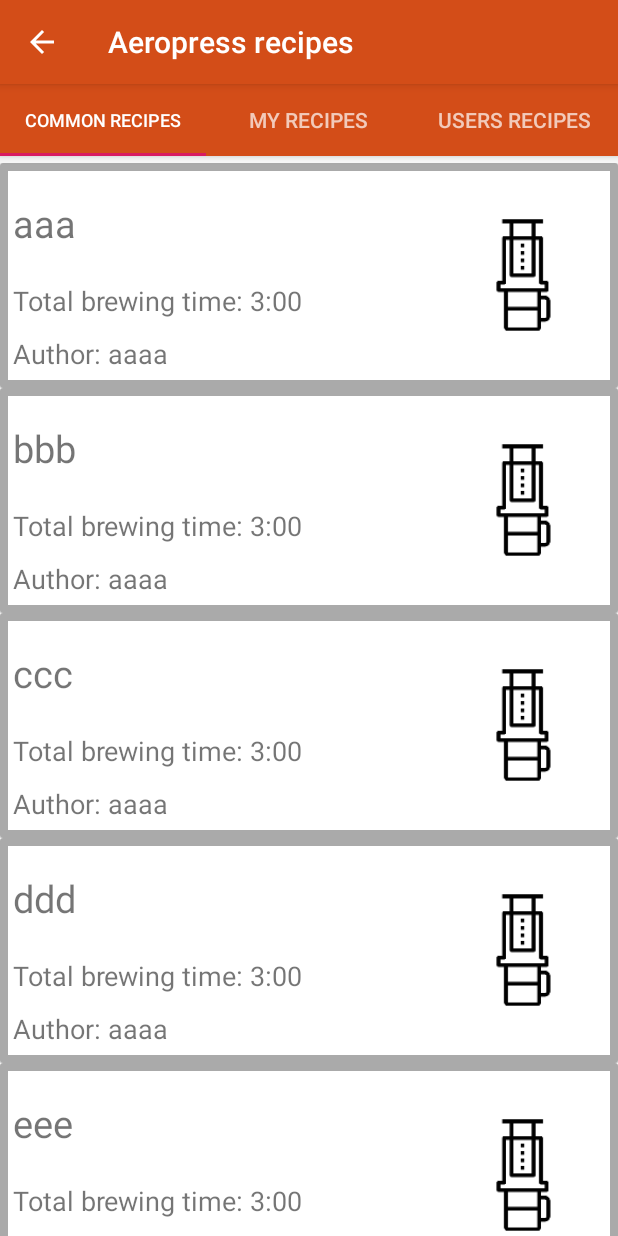
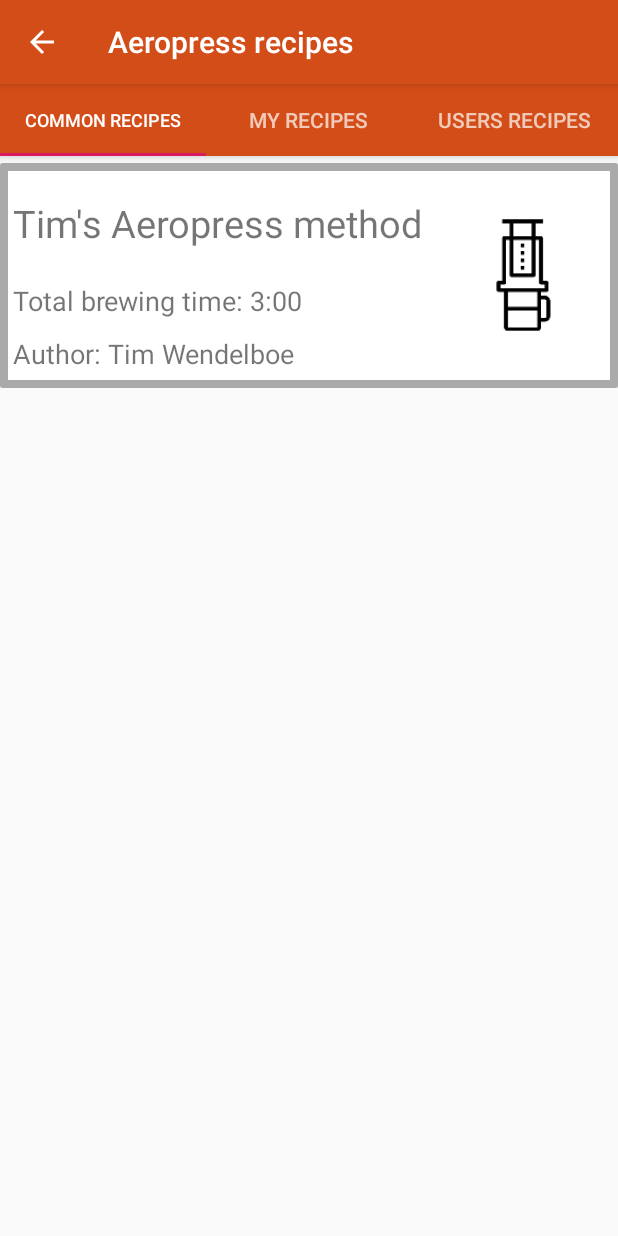
Before and after one commit to MBelniak/BrewMoment, an Android app: the screen it shows after launch (AllRecipesListActivity), after a tap on "Aeropress", on a phone screen of 412 x 824 dp. Run offline under Robolectric (Android 15) with nearby library versions, the phone set to English and light mode, and no system bars; our stand-ins replace Firebase (no records; nobody signed in at launch, a user with empty details on screens opened directly), navigation-ui.

Commit message:
Fixed some bugs, add one step, added total water

```diff
--- a/app/src/main/java/com/rubik/brewmoment/model/EqTypeEnum.kt
+++ b/app/src/main/java/com/rubik/brewmoment/model/EqTypeEnum.kt
@@ -1,7 +1,7 @@
 package com.rubik.brewmoment.model
 
 enum class EqTypeEnum(val EqName: String) {
-    AEROPRESS("Aeropress"), DRIP("Drip"), FRENCH_PRESS("French press"), CHEMEX("Chemex");
+    AEROPRESS("Aeropress"), DRIP("Drip"), FRENCH_PRESS("French Press"), CHEMEX("Chemex");
 
     companion object {
         fun stringArray(): Array<String> {
--- a/app/src/main/java/com/rubik/brewmoment/model/data/CommonRecipesData.kt
+++ b/app/src/main/java/com/rubik/brewmoment/model/data/CommonRecipesData.kt
@@ -2,7 +2,7 @@ package com.rubik.brewmoment.model.data
 
 import com.rubik.brewmoment.model.EqTypeEnum
 import com.rubik.brewmoment.model.GrindLevelEnum
-import com.rubik.brewmoment.model.step.WaitStep
+import com.rubik.brewmoment.model.step.*
 
 object CommonRecipesData {
 
@@ -20,46 +20,83 @@ object CommonRecipesData {
 //    }
 
     private val recipeList = arrayListOf(Recipe(
-        "aaa", "aaaa", "aaaa", "desc",
-        EqTypeEnum.AEROPRESS, 3, 0,
-        GrindLevelEnum.MEDIUM, 90f, 0f, listOf(WaitStep("aaa", 1, 30),
-            WaitStep("aaa", 1, 30),
-            WaitStep("aaa", 1, 30)), false, isDefault = true, key = "0"
-    )
+        "The Ultimate V60 Technique", "James Hoffmann", "",
+        "Universal drip recipe published on James' YouTube channel.",
+        EqTypeEnum.DRIP, 3, 30,
+        GrindLevelEnum.FINE, 95f, 30f,
+        totalWater = 500f, steps = listOf(
+            CustomStep("Rinse paper filter with water just off the boil."),
+            CustomStep("Put grounds to V60 and create well in the middle of them."),
+            CustomStep("Start timer."),
+            PourOverStep("Then, swirl the dripper.", 10, 60),
+            WaitStep("", 0, 45),
+            PourOverStep("", 30, 240),
+            WaitStep("", 1, 15),
+            StirStep("Once anti-clockwise, once clockwise, with a spoon."),
+            PourOverStep("", 30, 200),
+            WaitStep("Let the water draw down.", 3,     30)),
+        isShared = false, isDefault = true, key = "0")
     , Recipe(
-            "bbb", "aaaa", "aaaa", "desc",
-            EqTypeEnum.AEROPRESS, 3, 0,
-            GrindLevelEnum.MEDIUM, 90f, 0f, listOf(WaitStep("aaa", 1, 30),
-                WaitStep("aaa", 1, 30),
-                WaitStep("aaa", 1, 30)), false, isDefault = true, key = "1"
+            "Sottt Rao's V60 method", "Scott Rao", "",
+            "Drip V60 recipe published on Scott's YouTube channel.",
+            EqTypeEnum.DRIP, 3, 0,
+            GrindLevelEnum.MEDIUM, 95f,  22f, totalWater = 360f, steps =
+            listOf(
+                CustomStep("Rinse paper filter with water just off the boil."),
+                CustomStep("Put grounds to V60."),
+                CustomStep("Start timer."),
+                PourOverStep("Then, excavate the coffee with a spoon.", 10, 66),
+                WaitStep("", 0, 45),
+                PourOverStep("", 30, 294),
+                StirStep("One gentle rotation."),
+                WaitStep("Let the water draw down.", 3, 0)),
+            isShared = false, isDefault = true, key = "1")
+    , Recipe(
+                "The Ultimate French Press Technique", "James Hoffmann", "",
+            "Simple and universal Franch Press method.",
+            EqTypeEnum.FRENCH_PRESS, 3, 0,
+            GrindLevelEnum.COARSE, 97f, 30f, totalWater = 500f, steps =
+            listOf(
+                CustomStep("Put grounds int to Franch Press."),
+                PourOverStep("", 30, 500),
+                WaitStep("", 4, 0),
+                StirStep("Stir crust and then scoop up foam and coffee bits off the top."),
+                WaitStep("Wait 5-8 minutes. You can make a breakfast.", 8, 0),
+                PressFrenchStep("Press just to the edge of the drink.", 0)),
+            isShared = false, isDefault = true, key = "2"
         )
     , Recipe(
-            "ccc", "aaaa", "aaaa", "desc",
+            "The Chemex technique", "James Hoffmann", "",
+            "Simple and universal chemex method",
+            EqTypeEnum.CHEMEX, 4, 0,
+            GrindLevelEnum.COARSE, 95f, 30f, totalWater = 500f, steps =
+            listOf(
+                CustomStep("Rinse paper filter with water just off the boil."),
+                CustomStep("Put grounds to the chemex and create well in the middle of them."),
+                CustomStep("Start timer."),
+                PourOverStep("Then, swirl the chemex.", 15, 60),
+                WaitStep("", 0, 45),
+                PourOverStep("", 30, 240),
+                WaitStep("", 1, 30),
+                StirStep("Once anti-clockwise, once clockwise, with a spoon."),
+                PourOverStep("", 30, 200),
+                WaitStep("Let the water draw down.", 4,     0)),
+            isShared = false, isDefault = true, key = "3")
+    , Recipe(
+            "Tim's Aeropress method", "Tim Wendelboe", "",
+            "Basic Aeropress recipe from the coffee roasting champion.",
             EqTypeEnum.AEROPRESS, 3, 0,
-            GrindLevelEnum.MEDIUM, 90f, 0f, listOf(WaitStep("aaa", 1, 30),
-                WaitStep("aaa", 1, 30),
-                WaitStep("aaa", 1, 30)), false, isDefault = true, key = "2"
-        )
-    , Recipe(
-            "ddd", "aaaa", "aaaa", "desc",
-            EqTypeEnum.AEROPRESS, 3, 0,
-            GrindLevelEnum.MEDIUM, 90f, 0f, listOf(WaitStep("aaa", 1, 30),
-                WaitStep("aaa", 1, 30),
-                WaitStep("aaa", 1, 30)), false, isDefault = true, key = "3"
-        )
-    , Recipe(
-            "eee", "aaaa", "aaaa", "desc",
-            EqTypeEnum.AEROPRESS, 3, 0,
-            GrindLevelEnum.MEDIUM, 90f, 0f, listOf(WaitStep("aaa", 1, 30),
-                WaitStep("aaa", 1, 30),
-                WaitStep("aaa", 1, 30)), false, isDefault = true, key = "4"
-        )
-    , Recipe(
-            "fff", "aaaa", "aaaa", "desc",
-            EqTypeEnum.AEROPRESS, 3, 0,
-            GrindLevelEnum.MEDIUM, 90f, 0f, listOf(WaitStep("aaa", 1, 30),
-                WaitStep("aaa", 1, 30),
-                WaitStep("aaa", 1, 30)), isShared = false, isDefault = true, key = "5"
+            GrindLevelEnum.VERY_FINE, 90f, 14f, totalWater = 200f, steps =
+            listOf(
+                CustomStep("Set the Aeropress for a non-inverted method."),
+                CustomStep("Rinse the filter."),
+                CustomStep("Put grounds into the Aeropress. Start timer."),
+                PourOverStep("", 10, 200),
+                StirStep("Stir 3 times. Clog the Aeropress with the plunger."),
+                WaitStep("", 1, 0),
+                StirStep("Stir once"),
+                PressAeroStep("", 25)),
+            isShared = false, isDefault = true, key = "4"
         ))
 
     fun getAll(): List<Recipe>
@@ -78,7 +115,7 @@ object CommonRecipesData {
         return Recipe(
             "Sample Recipe", "Noone", "", "Sample description",
             EqTypeEnum.AEROPRESS, 3, 0,
-            GrindLevelEnum.MEDIUM, 90f, 0f, listOf(WaitStep("", 1, 30),
+            GrindLevelEnum.MEDIUM, 90f, 0f, totalWater = 0f, steps = listOf(WaitStep("", 1, 30),
                 WaitStep("aaa", 1, 30),
                 WaitStep("aaa", 1, 30)), isShared = false, isDefault = true
         )
--- a/app/src/main/java/com/rubik/brewmoment/model/data/Recipe.kt
+++ b/app/src/main/java/com/rubik/brewmoment/model/data/Recipe.kt
@@ -17,6 +17,7 @@ class Recipe(
     var grindLevel: GrindLevelEnum = GrindLevelEnum.MEDIUM,
     var temperature: Float = 0f,
     var dose: Float = 0f,
+    var totalWater: Float = 0f,
     var steps: List<Step> = listOf(),
     var isShared: Boolean = true,
     var isDefault: Boolean = false,
@@ -38,20 +39,4 @@ class Recipe(
         return result.toString()
     }
 
-//    fun getGrindLevel(): String {
-//        return grindLevel.name
-//    }
-//
-//    fun setGrindLevel(grindLevel: String) {
-//        this.grindLevel = GrindLevelEnum.valueOf(grindLevel)
-//    }
-//
-//    fun getEquipment(): String {
-//        return equipment.name
-//    }
-//
-//    fun setEquipment(equipment: String) {
-//        this.equipment = EqTypeEnum.valueOf(equipment)
-//    }
-
 }
--- a/app/src/main/java/com/rubik/brewmoment/model/step/CustomStep.kt
+++ b/app/src/main/java/com/rubik/brewmoment/model/step/CustomStep.kt
@@ -1,5 +1,7 @@
 package com.rubik.brewmoment.model.step
 
-class CustomStep(override var authorsTips: String = "") : Step() {
+class CustomStep(authorsTips: String = "") : Step() {
+    override var authorsTips = authorsTips
+        get() = ""
     override var description: String = authorsTips
 }
--- a/app/src/main/java/com/rubik/brewmoment/model/step/GrindStep.kt
+++ b/app/src/main/java/com/rubik/brewmoment/model/step/GrindStep.kt
@@ -7,5 +7,5 @@ class GrindStep(override var authorsTips: String = "",
                 grindLevel: GrindLevelEnum = GrindLevelEnum.MEDIUM,
                 dose: Float = 0f): Step() {
     override var description: String = "grind your beans ${grindLevel.grindLevel[0].toLowerCase() + grindLevel.grindLevel.substring(1)} " +
-            "using dose ${NumberFormat.getInstance().format(dose)}g/100ml."
+            "using ${NumberFormat.getInstance().format(dose)}g of coffee."
 }
--- a/app/src/main/java/com/rubik/brewmoment/model/step/PressAeroStep.kt
+++ b/app/src/main/java/com/rubik/brewmoment/model/step/PressAeroStep.kt
@@ -1,5 +1,5 @@
 package com.rubik.brewmoment.model.step
 
 class PressAeroStep(override var authorsTips: String = "", timeInSeconds: Int = 0) : Step() {
-    override var description: String = "Press the aeropress for $timeInSeconds seconds."
+    override var description: String = "Press the Aeropress for $timeInSeconds seconds."
 }
--- /dev/null
+++ b/app/src/main/java/com/rubik/brewmoment/model/step/PressFrenchStep.kt
@@ -0,0 +1,5 @@
+package com.rubik.brewmoment.model.step
+
+class PressFrenchStep (override var authorsTips: String = "", timeInSeconds: Int = 0) : Step() {
+    override var description: String = "Press the French Press for $timeInSeconds seconds."
+}
--- a/app/src/main/java/com/rubik/brewmoment/model/step/Step.kt
+++ b/app/src/main/java/com/rubik/brewmoment/model/step/Step.kt
@@ -1,6 +1,4 @@
 package com.rubik.brewmoment.model.step
 
 open class Step(open var description: String = "",
-                open var authorsTips: String = "") {
-
-}
+                open var authorsTips: String = "")
--- a/app/src/main/java/com/rubik/brewmoment/model/step/WaitStep.kt
+++ b/app/src/main/java/com/rubik/brewmoment/model/step/WaitStep.kt
@@ -1,5 +1,8 @@
 package com.rubik.brewmoment.model.step
 
 class WaitStep(override var authorsTips: String = "", minutes: Int = 0, seconds: Int = 0) : Step() {
-    override var description: String = "Wait until $minutes:$seconds."
+    override var description: String = "Wait until $minutes:${when (seconds < 10)
+    {true -> "0$seconds"
+        false -> seconds
+    }}."
 }
--- a/app/src/main/res/layout/activity_brew_result.xml
+++ b/app/src/main/res/layout/activity_brew_result.xml
@@ -135,6 +135,7 @@
                     android:layout_marginBottom="5dp"
                     android:paddingTop="10dp"
                     android:paddingBottom="10dp"
+                    android:textAllCaps="false"
                     android:text="@string/save_button"
                     android:textSize="25sp" />
 
@@ -148,6 +149,7 @@
                     android:paddingTop="10dp"
                     android:paddingBottom="10dp"
                     android:text="@string/save_and_share"
+                    android:textAllCaps="false"
                     android:textSize="25sp" />
 
                 <Button
@@ -160,6 +162,7 @@
                     android:layout_marginBottom="10dp"
                     android:paddingTop="10dp"
                     android:paddingBottom="10dp"
+                    android:textAllCaps="false"
                     android:text="@string/exit"
                     android:textSize="25sp" />
             </LinearLayout>
```
Also changed, not shown: app/src/main/java/com/rubik/brewmoment/ui/recipes/CreateRecipeActivity.kt (+20 -2 lines), app/src/main/java/com/rubik/brewmoment/ui/recipes/RecipeDetailsActivity.kt (+9 -4 lines), app/src/main/res/layout/activity_recipe_details.xml (+34 -13 lines), app/src/main/res/layout/create_recipe_form1.xml (+67 -11 lines), app/src/main/res/layout/fragment_about.xml (+20 -0 lines), app/src/main/res/values/strings.xml (+7 -4 lines).
